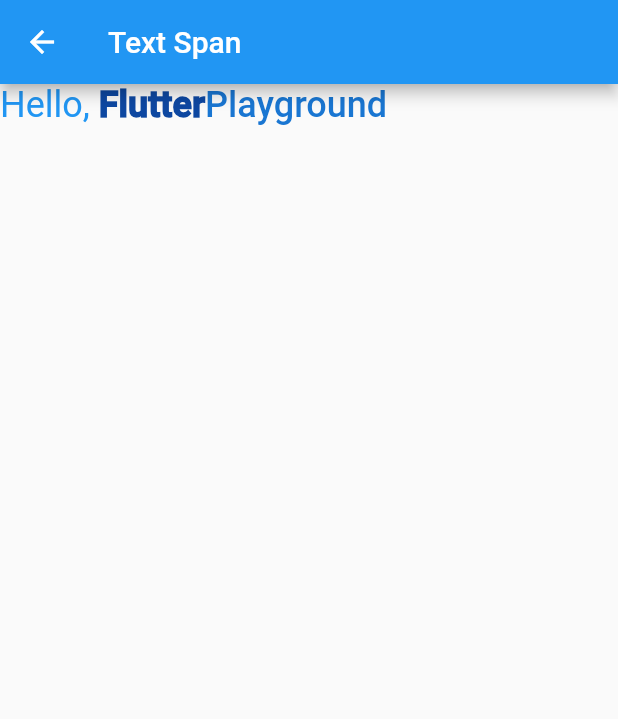
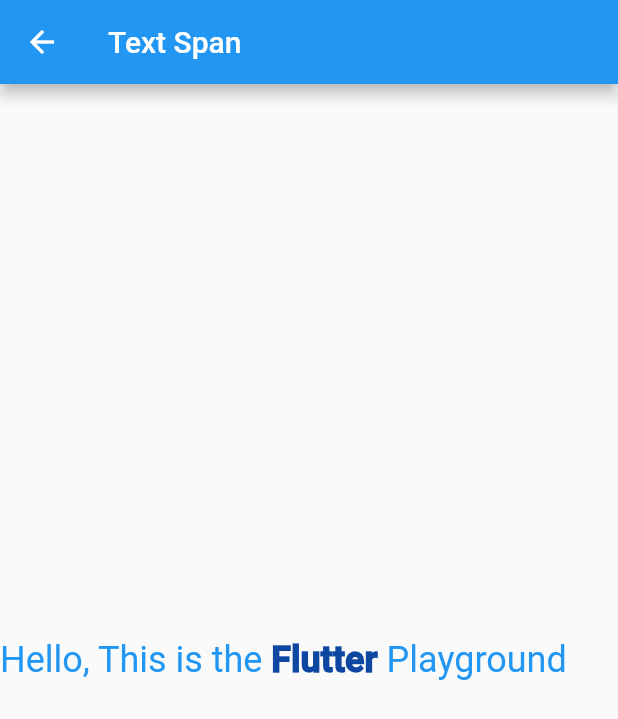
Before and after one commit to ibhavikmakwana/FlutterPlayground, a Flutter app: the TextSpanExample screen opened by its route, on a phone screen of 412 x 824 dp. Shown: the top 719 px of the screen. Run offline on Flutter 3.47's test engine with Material 2 defaults, Android fonts, the phone set to English and light mode, and no system bars; our stand-ins replace local_auth; Roboto replaces fonts that are missing (Roboto-Regular.ttf).

Commit message:
Updated TextSpan
TextSpan parent can have a style that all other children can inherit.
Children can alter their own style if needed.

```diff
--- a/lib/ui/text/TextSpan.dart
+++ b/lib/ui/text/TextSpan.dart
@@ -13,7 +13,8 @@ class TextSpanExample extends StatefulWidget {
 class _TextSpanState extends State<TextSpanExample> {
   final recognizer = new TapGestureRecognizer()
     ..onTap = () {
-      print("You have tapped Bhavik");
+
+      print("You have tapped Flutter");
     };
 
   @override
@@ -27,7 +28,8 @@ class _TextSpanState extends State<TextSpanExample> {
 
   Widget textSpanPage() {
     return Column(
-      crossAxisAlignment: CrossAxisAlignment.start,
+      crossAxisAlignment: CrossAxisAlignment.center,
+      mainAxisAlignment: MainAxisAlignment.center,
       children: <Widget>[
         textSpan(),
       ],
@@ -35,13 +37,16 @@ class _TextSpanState extends State<TextSpanExample> {
   }
 
   textSpan() {
-    return Row(
-      children: <Widget>[
-        new RichText(
+    return new RichText(
       text: new TextSpan(
+        style: new TextStyle(
+          fontWeight: FontWeight.w400,
+          fontSize: 24.0,
+          color: Colors.blue.shade500,
+        ),
         children: <TextSpan>[
           new TextSpan(
-                text: 'Hello, ',
+            text: 'Hello, This is the ',
             style: new TextStyle(
               fontWeight: FontWeight.w400,
               fontSize: 24.0,
@@ -50,7 +55,7 @@ class _TextSpanState extends State<TextSpanExample> {
           ),
           new TextSpan(
             recognizer: recognizer,
-                text: 'Flutter',
+            text: 'Flutter ',
             style: new TextStyle(
               fontWeight: FontWeight.w900,
               fontSize: 24.0,
@@ -59,18 +64,11 @@ class _TextSpanState extends State<TextSpanExample> {
           ),
           new TextSpan(
             text: 'Playground',
-                style: new TextStyle(
-                  fontWeight: FontWeight.w500,
-                  fontSize: 24.0,
-                  color: Colors.blue.shade700,
-                ),
           ),
         ],
       ),
       textAlign: TextAlign.center,
       textDirection: TextDirection.ltr,
-        ),
-      ],
     );
   }
 }
```
Lines whose indentation alone changed are shown as unchanged.
